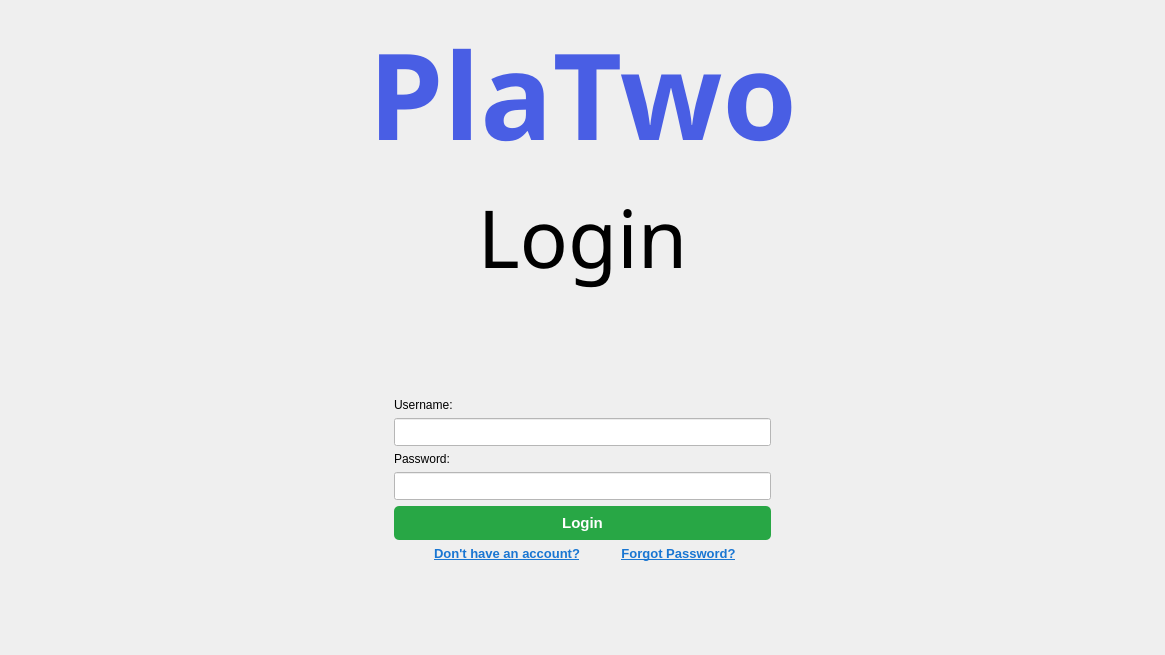
The window that UI/Auth/login/login.ui (PlaTwo-project/PlaTwo) describes before a commit, drawn with Qt 5.
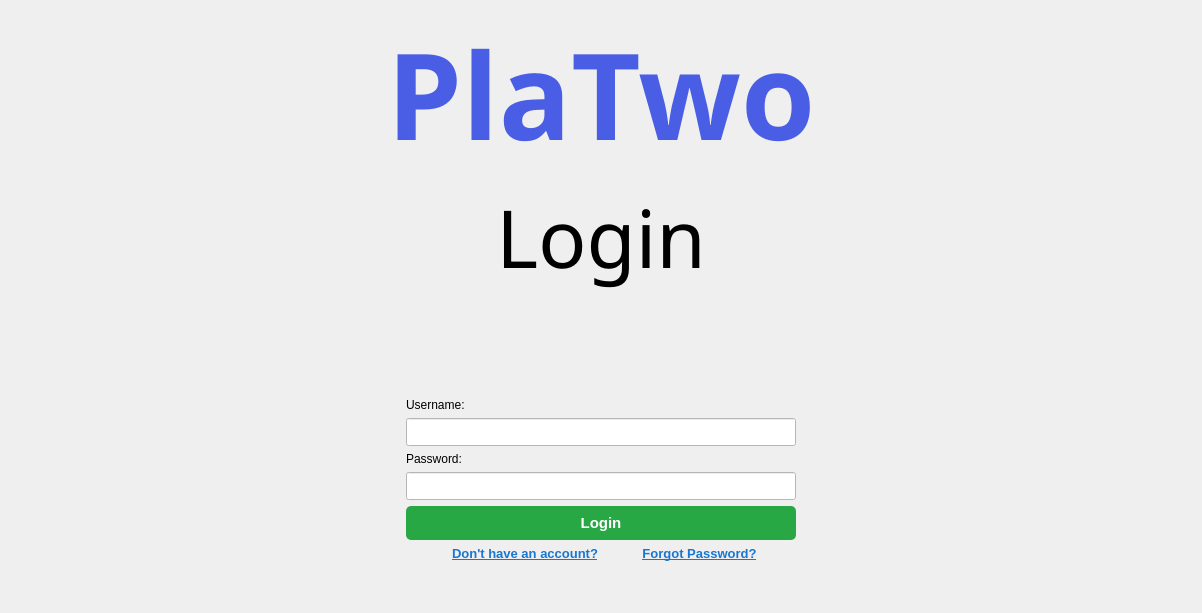
The same window after the commit.

The edit to the form file:
```diff
--- a/UI/Auth/login/login.ui
+++ b/UI/Auth/login/login.ui
@@ -6,8 +6,8 @@
    <rect>
     <x>0</x>
     <y>0</y>
-    <width>1165</width>
-    <height>655</height>
+    <width>1202</width>
+    <height>613</height>
    </rect>
   </property>
   <property name="windowTitle">
```
Left out of the diff: 7 changed lines with no effect on the pictures.
